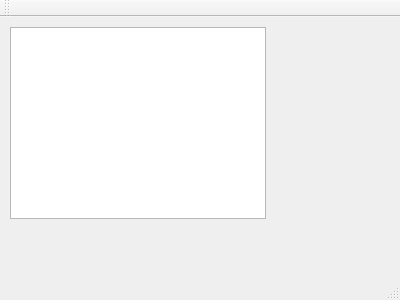
Qt form qt/QSrc/mainwindow.ui (dusmith1974/CppSnippets) before a commit.
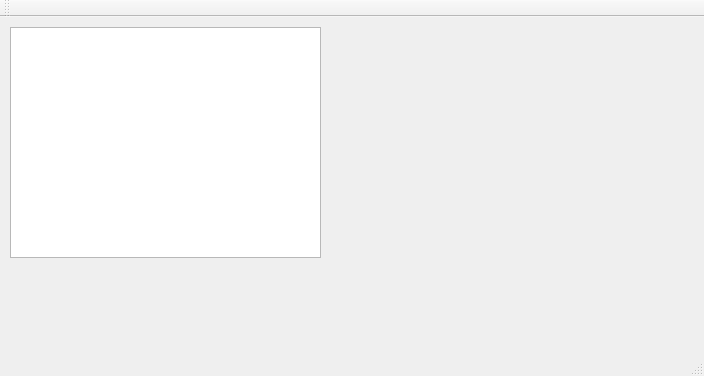
The same form after that commit.

Patch:
```diff
--- a/qt/QSrc/mainwindow.ui
+++ b/qt/QSrc/mainwindow.ui
@@ -6,8 +6,8 @@
    <rect>
     <x>0</x>
     <y>0</y>
-    <width>400</width>
-    <height>300</height>
+    <width>704</width>
+    <height>376</height>
    </rect>
   </property>
   <property name="windowTitle">
@@ -19,8 +19,8 @@
      <rect>
       <x>10</x>
       <y>10</y>
-      <width>256</width>
-      <height>192</height>
+      <width>311</width>
+      <height>231</height>
      </rect>
     </property>
     <attribute name="headerVisible">
```
Left out of the diff: 2 changed lines with no effect on the pictures.
